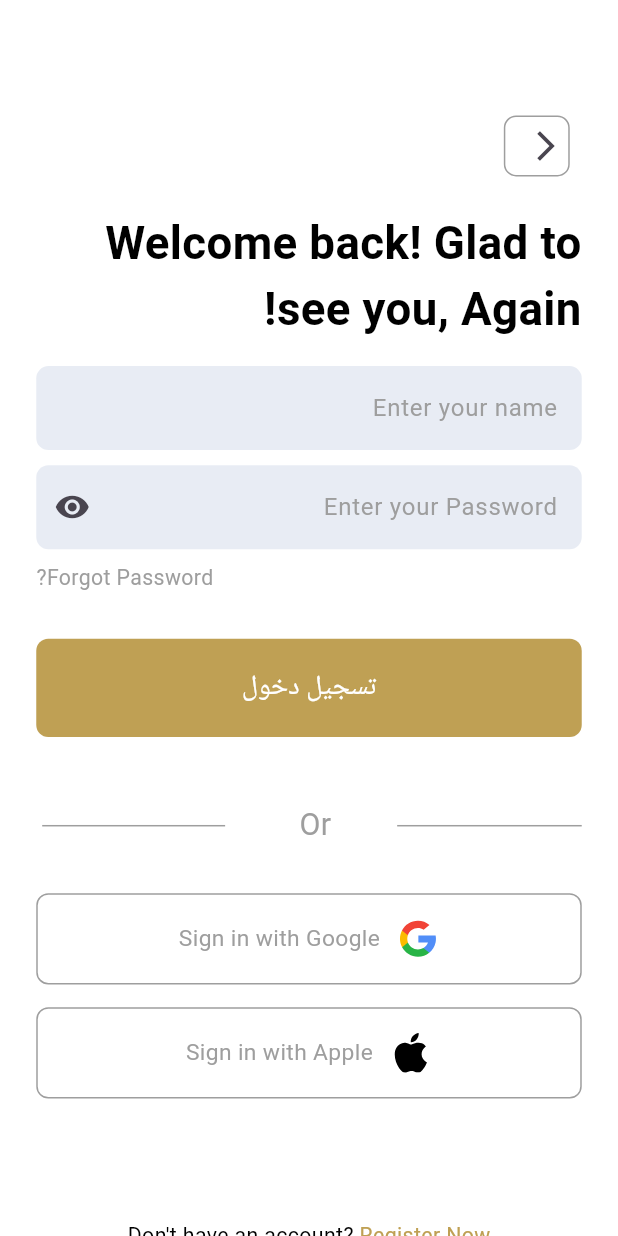
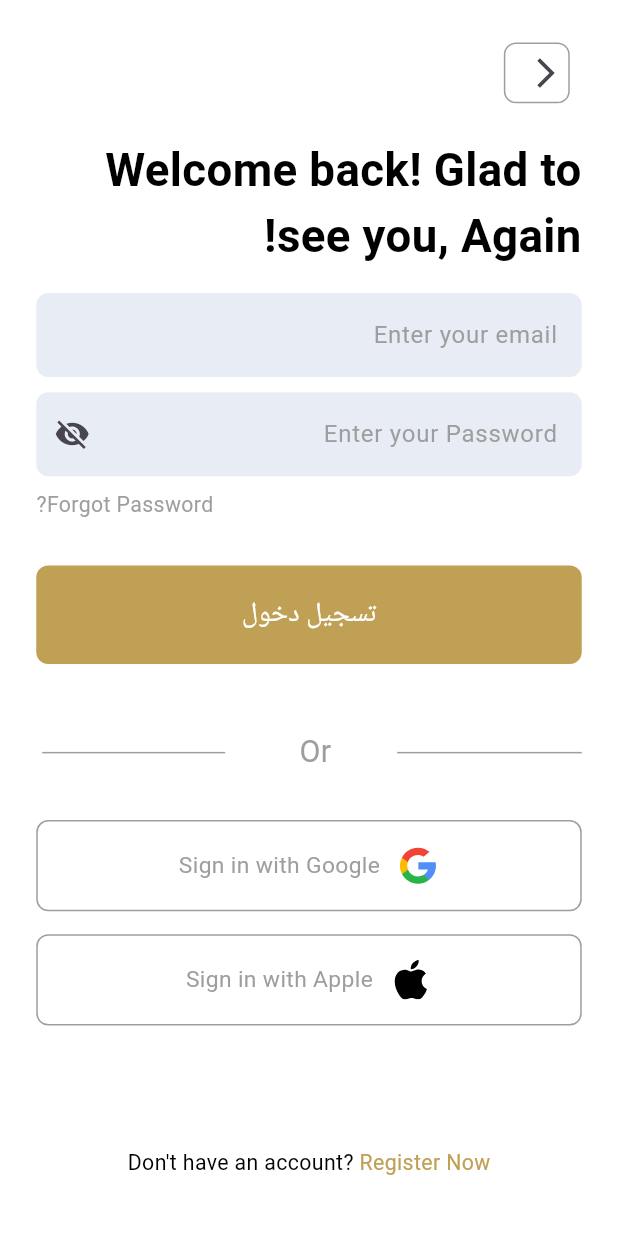
Before and after one commit to johnadelm23-beep/bookstore, a Flutter app: the screen it shows after launch, after a tap on the "language" icon, after a tap on "تسجيل دخول", on a phone screen of 412 x 824 dp. Run offline on Flutter 3.47's test engine with Material 3 defaults, Android fonts, the light colour scheme and no system bars; our stand-ins replace dio, easy_localization, flutter_screenutil, flutter_svg; network calls fail; Roboto replaces fonts that are missing (DM).

Commit message:
finish login and register api

```diff
--- a/lib/core/widgets/custom_text_form_field.dart
+++ b/lib/core/widgets/custom_text_form_field.dart
@@ -2,27 +2,45 @@ import 'package:book_stroe/core/theme/app_colors.dart';
 import 'package:flutter/material.dart';
 import 'package:flutter_screenutil/flutter_screenutil.dart';
 
-class CustomTextFormField extends StatelessWidget {
-  const CustomTextFormField({
+class CustomTextFormField extends StatefulWidget {
+  CustomTextFormField({
     super.key,
     required this.hintText,
-    this.obscureText = false,
-    this.suffixIcon,
+    this.controller,
+    this.isPassword = true,
   });
   final String hintText;
-  final bool obscureText;
-  final IconData? suffixIcon;
+  final TextEditingController? controller;
+  bool isPassword;
 
+  @override
+  State<CustomTextFormField> createState() => _CustomTextFormFieldState();
+}
+
+class _CustomTextFormFieldState extends State<CustomTextFormField> {
+  bool isObsecure = true;
   @override
   Widget build(BuildContext context) {
     return TextField(
-      obscureText: obscureText,
+      controller: widget.controller,
+      obscureText: widget.isPassword && isObsecure,
       onTapOutside: (v) {
         FocusManager.instance.primaryFocus?.unfocus();
       },
       decoration: InputDecoration(
-        suffixIcon: Icon(suffixIcon),
-        hintText: hintText,
+        suffixIcon: widget.isPassword
+            ? InkWell(
+                onTap: () {
+                  setState(() {
+                    isObsecure = !isObsecure;
+                  });
+                },
+                child: isObsecure
+                    ? Icon(Icons.visibility_off)
+                    : Icon(Icons.visibility),
+              )
+            : null,
+        hintText: widget.hintText,
         hintStyle: TextStyle(color: Colors.grey),
         filled: true,
         fillColor: AppColors.textFieldColor,
--- a/lib/features/login/ui/login_screen.dart
+++ b/lib/features/login/ui/login_screen.dart
@@ -5,66 +5,112 @@ import 'package:book_stroe/core/widgets/custom_text_form_field.dart';
 import 'package:book_stroe/features/forgot/ui/forgot_screen.dart';
 import 'package:book_stroe/features/login/ui/widgets/sigin_choose_container.dart';
 import 'package:book_stroe/generated/locale_keys.g.dart';
+import 'package:dio/dio.dart';
 import 'package:easy_localization/easy_localization.dart';
 import 'package:flutter/material.dart';
 import 'package:flutter_screenutil/flutter_screenutil.dart';
+import 'package:dio/dio.dart';
 
-class LoginScreen extends StatelessWidget {
-  const LoginScreen({super.key});
+class LoginScreen extends StatefulWidget {
+  LoginScreen({super.key});
+
+  @override
+  State<LoginScreen> createState() => _LoginScreenState();
+}
+
+class _LoginScreenState extends State<LoginScreen> {
+  var emailController = TextEditingController();
+  var passwordController = TextEditingController();
+  @override
+  void dispose() {
+    // TODO: implement dispose
+    emailController.dispose();
+    passwordController.dispose();
+    super.dispose();
+  }
 
   @override
   Widget build(BuildContext context) {
     return Scaffold(
       backgroundColor: Colors.white,
-      body: ListView(
-        padding: EdgeInsets.only(left: 22.w, right: 22.w, top: 68.h),
+      resizeToAvoidBottomInset: true,
+
+      body: SafeArea(
+        child: SingleChildScrollView(
+          padding: EdgeInsets.only(
+            left: 22.w,
+            right: 22.w,
+            top: 20.h,
+            bottom: MediaQuery.of(context).viewInsets.bottom,
+          ),
+          child: Column(
+            crossAxisAlignment: CrossAxisAlignment.start,
             children: [
-          CustomAppBar(),
+              const CustomAppBar(),
+
               SizedBox(height: 15.h),
+
               Text(
                 "Welcome back! Glad to see you, Again!",
                 style: TextStyle(
                   fontSize: 30.sp,
                   color: Colors.black,
-              fontWeight: .bold,
+                  fontWeight: FontWeight.bold,
                 ),
               ),
+
               SizedBox(height: 15.h),
-          CustomTextFormField(hintText: "Enter your name"),
+
+              CustomTextFormField(
+                hintText: "Enter your email",
+                isPassword: false,
+                controller: emailController,
+              ),
+
               SizedBox(height: 10.h),
+
               CustomTextFormField(
                 hintText: "Enter your Password",
-            obscureText: true,
-            suffixIcon: Icons.visibility,
+                controller: passwordController,
+                isPassword: true,
               ),
+
               SizedBox(height: 9.h),
+
               Row(
-            mainAxisAlignment: .end,
+                mainAxisAlignment: MainAxisAlignment.end,
                 children: [
                   InkWell(
                     onTap: () {
                       Navigator.push(
                         context,
-                    MaterialPageRoute(builder: (c) => ForgotScreen()),
+                        MaterialPageRoute(builder: (c) => const ForgotScreen()),
                       );
                     },
-                child: Container(
                     child: Text(
                       "Forgot Password?",
                       style: TextStyle(fontSize: 14.sp, color: Colors.grey),
                     ),
                   ),
-              ),
                 ],
               ),
+
               SizedBox(height: 30.h),
-          AppButton(text: LocaleKeys.login.tr()),
+
+              AppButton(
+                text: LocaleKeys.login.tr(),
+                onTap: () async {
+                  await login();
+                },
+              ),
+
               SizedBox(height: 44.h),
+
               Row(
                 children: [
                   SizedBox(
                     width: 112.w,
-                child: Divider(color: Colors.grey),
+                    child: const Divider(color: Colors.grey),
                   ),
                   SizedBox(width: 40.w),
                   Text(
@@ -74,31 +120,39 @@ class LoginScreen extends StatelessWidget {
                   SizedBox(width: 45.w),
                   SizedBox(
                     width: 111.w,
-                child: Divider(color: Colors.grey),
+                    child: const Divider(color: Colors.grey),
                   ),
                 ],
               ),
+
               SizedBox(height: 30.h),
+
               SiginChooseContainer(
                 iconSign: "assets/icons/google.svg",
                 text: "Sign in with Google",
               ),
+
               SizedBox(height: 15.h),
+
               SiginChooseContainer(
                 iconSign: "assets/icons/apple.svg",
                 text: "Sign in with Apple",
               ),
+
               SizedBox(height: 80.h),
 
               Row(
-            mainAxisAlignment: .center,
+                mainAxisAlignment: MainAxisAlignment.center,
                 children: [
                   Text.rich(
                     TextSpan(
                       children: [
                         TextSpan(
                           text: "Don't have an account?",
-                      style: TextStyle(fontSize: 14.sp, color: Colors.black),
+                          style: TextStyle(
+                            fontSize: 14.sp,
+                            color: Colors.black,
+                          ),
                         ),
                         TextSpan(
                           text: " Register Now",
@@ -112,9 +166,24 @@ class LoginScreen extends StatelessWidget {
                   ),
                 ],
               ),
-          SizedBox(height: 5.h),
+
+              SizedBox(height: 10.h),
             ],
+          ),
+        ),
       ),
     );
   }
+
+  login() async {
+    Dio dio = Dio();
+    final response = await dio.post(
+      'https://codingarabic.online/api/login',
+      data: {
+        "email": emailController.text,
+        "password": passwordController.text,
+      },
+    );
+    print(response.statusCode.toString());
   }
+}
--- a/pubspec.yaml
+++ b/pubspec.yaml
@@ -38,6 +38,7 @@ dependencies:
   easy_localization: ^3.0.8
   flutter_svg: ^2.2.3
   flutter_gen: ^5.12.0
+  dio: ^5.9.2
 
 dev_dependencies:
   flutter_test:
```
Also changed, not shown: lib/features/register/ui/register_screen.dart (+71 -6 lines), pubspec.lock, 1 other file. Lines whose indentation alone changed are shown as unchanged.
